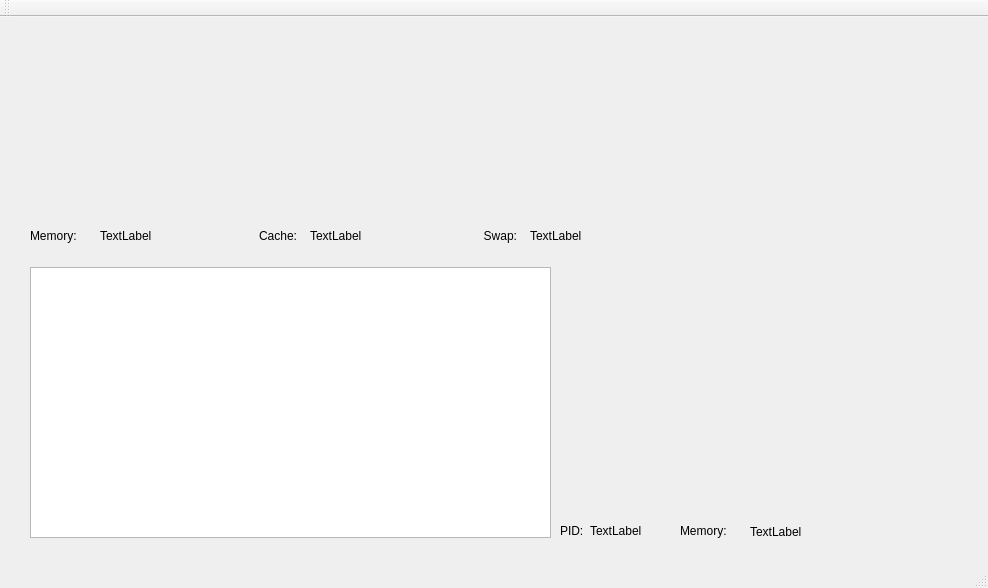
greati/memory-monitor, file memory-monitor/memorymonitor.ui: the form before one commit.
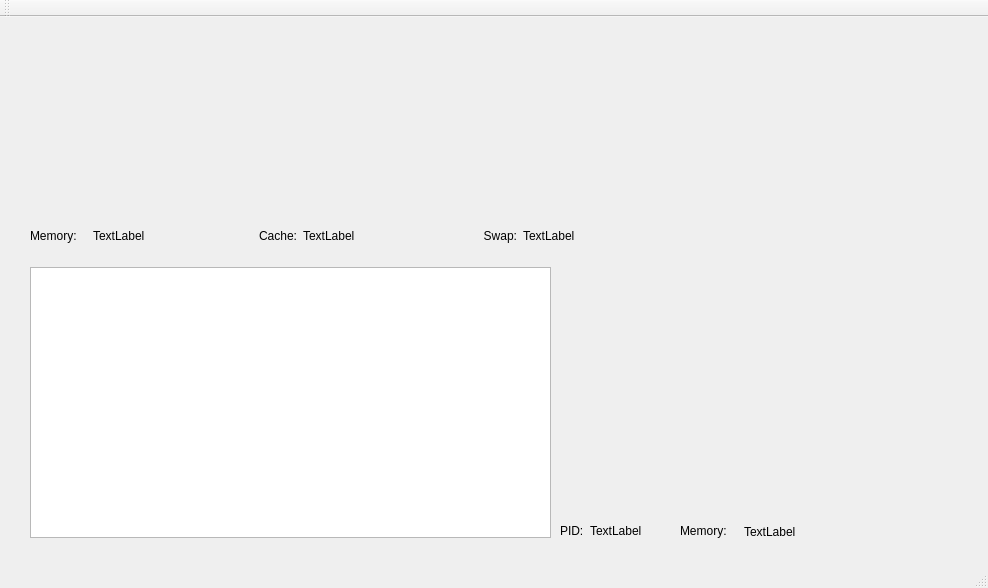
The form after the commit. Custom widgets are drawn as their Qt base class.

Commit message: Adjustment on graph axis

The edit to the form file:
```diff
--- a/memory-monitor/memorymonitor.ui
+++ b/memory-monitor/memorymonitor.ui
@@ -50,7 +50,7 @@
    <widget class="QLabel" name="gen_cache">
     <property name="geometry">
      <rect>
-      <x>310</x>
+      <x>303</x>
       <y>210</y>
       <width>101</width>
       <height>17</height>
@@ -95,7 +95,7 @@
    <widget class="QLabel" name="gen_mem">
     <property name="geometry">
      <rect>
-      <x>100</x>
+      <x>93</x>
       <y>210</y>
       <width>101</width>
       <height>17</height>
@@ -124,7 +124,7 @@
    <widget class="QLabel" name="gen_swap">
     <property name="geometry">
      <rect>
-      <x>530</x>
+      <x>523</x>
       <y>210</y>
       <width>141</width>
       <height>17</height>
@@ -152,7 +152,7 @@
      <rect>
       <x>590</x>
       <y>505</y>
-      <width>67</width>
+      <width>81</width>
       <height>17</height>
      </rect>
     </property>
@@ -176,9 +176,9 @@
    <widget class="QLabel" name="proc_mem">
     <property name="geometry">
      <rect>
-      <x>750</x>
+      <x>744</x>
       <y>505</y>
-      <width>81</width>
+      <width>91</width>
       <height>20</height>
      </rect>
     </property>
```
The commit also changes 1 other file.
